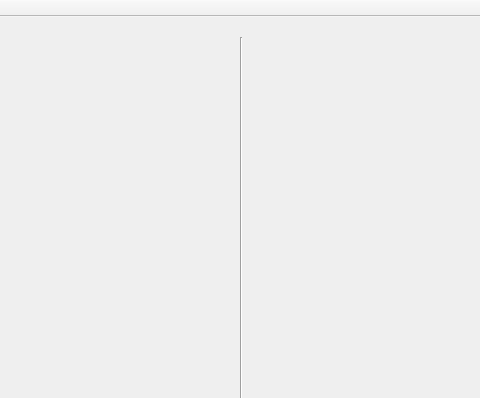
First picture: the form in crystallization/crystallization.ui, repository pikanohup/crystallization, before the edit; both pictures show x 199 to 679 and y 0 to 398 of the 891 by 572 pixel window.
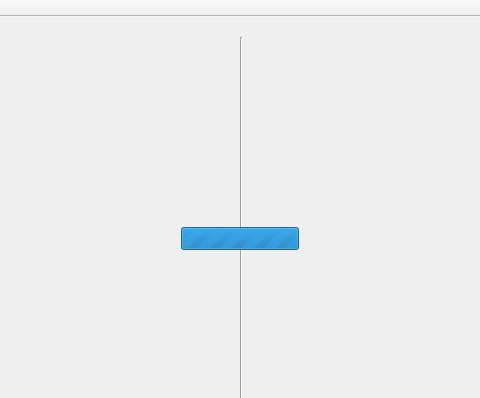
Second picture: the form after the edit.

```diff
--- a/crystallization/crystallization.ui
+++ b/crystallization/crystallization.ui
@@ -94,7 +94,7 @@
      <string>Density:</string>
     </property>
    </widget>
-   <widget class="QSlider" name="density_bar">
+   <widget class="QSlider" name="bar_density">
     <property name="enabled">
      <bool>false</bool>
     </property>
@@ -142,7 +142,7 @@
      <enum>Qt::Vertical</enum>
     </property>
    </widget>
-   <widget class="QSpinBox" name="density_spinbox">
+   <widget class="QSpinBox" name="spinbox_density">
     <property name="enabled">
      <bool>false</bool>
     </property>
@@ -164,15 +164,38 @@
      <number>1</number>
     </property>
    </widget>
+   <widget class="QProgressBar" name="bar_progress">
+    <property name="enabled">
+     <bool>true</bool>
+    </property>
+    <property name="geometry">
+     <rect>
+      <x>380</x>
+      <y>210</y>
+      <width>118</width>
+      <height>23</height>
+     </rect>
+    </property>
+    <property name="maximum">
+     <number>0</number>
+    </property>
+    <property name="value">
+     <number>-1</number>
+    </property>
+    <property name="textVisible">
+     <bool>false</bool>
+    </property>
+   </widget>
    <zorder>label_dst</zorder>
    <zorder>label_src</zorder>
    <zorder>button_load</zorder>
    <zorder>button_save</zorder>
    <zorder>label</zorder>
-   <zorder>density_bar</zorder>
+   <zorder>bar_density</zorder>
    <zorder>button_apply</zorder>
    <zorder>line</zorder>
-   <zorder>density_spinbox</zorder>
+   <zorder>spinbox_density</zorder>
+   <zorder>bar_progress</zorder>
   </widget>
   <widget class="QMenuBar" name="menuBar">
    <property name="geometry">
```
